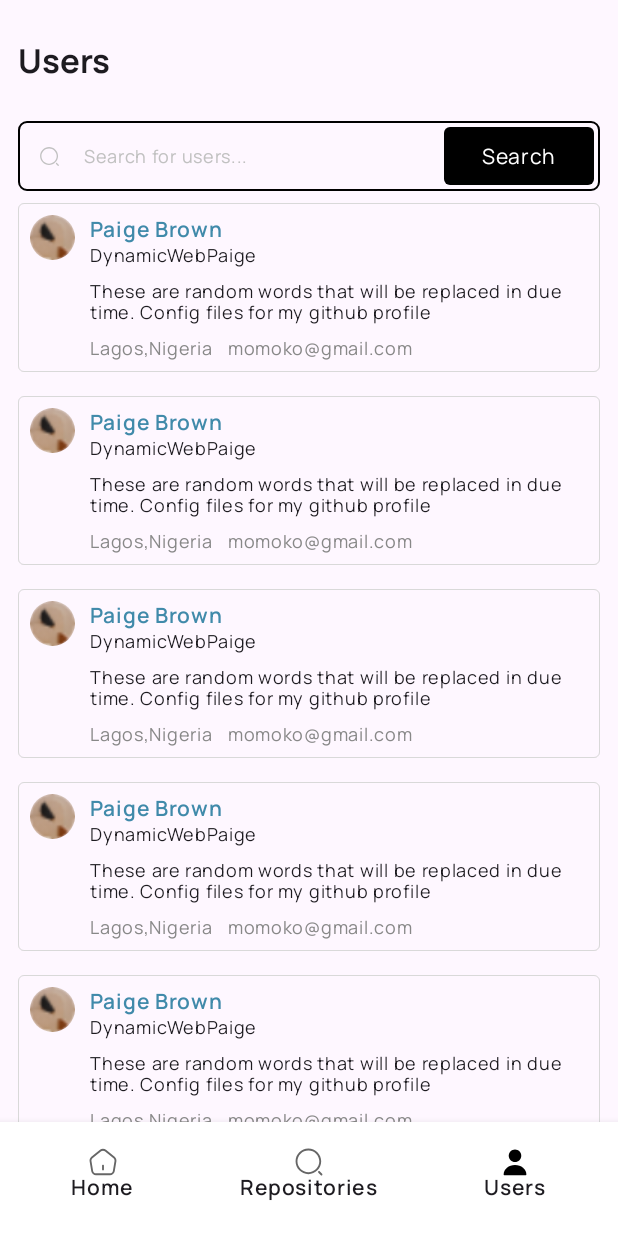
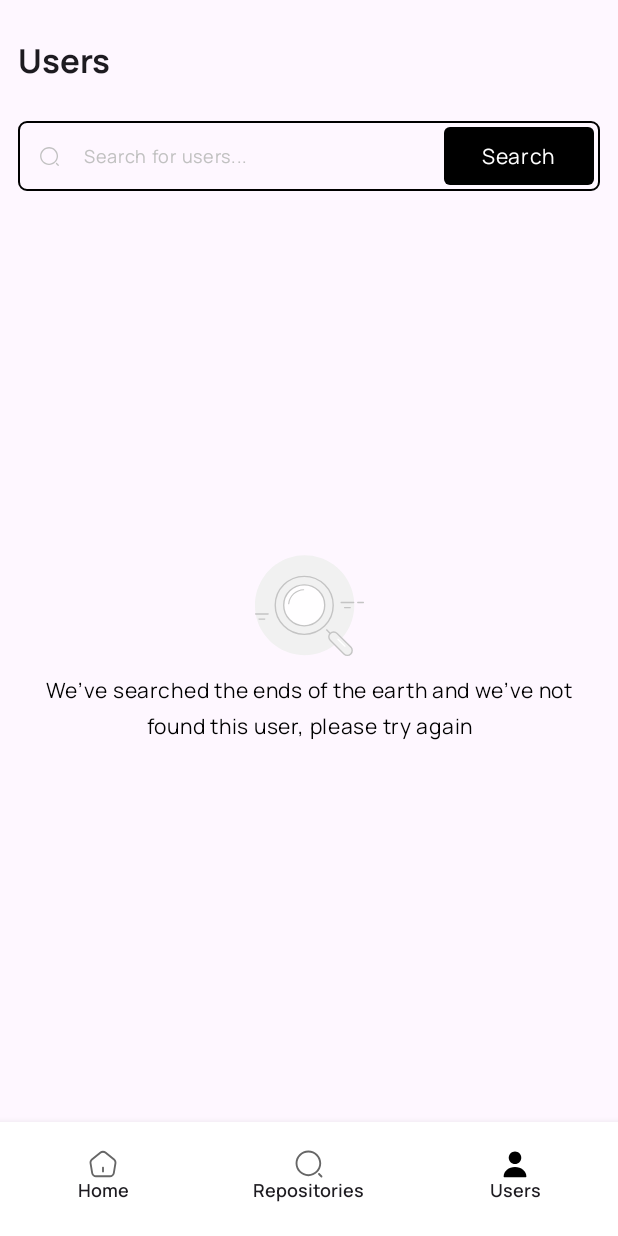
Before and after one commit to Xheghun/RepoLens, an Android app built with Jetpack Compose: the SearchView screen opened through its navigation route, item 3 of the bottom bar chosen, on a phone screen of 412 x 824 dp. Run offline under Robolectric (Android 15) with nearby library versions, the phone set to English and light mode, and no system bars.

Commit message:
Complete UI

```diff
--- a/app/src/main/java/com/xheghun/repolens/presentation/MainActivity.kt
+++ b/app/src/main/java/com/xheghun/repolens/presentation/MainActivity.kt
@@ -87,8 +87,8 @@ class MainActivity : ComponentActivity() {
                                     label = {
                                         Text(
                                             screen.name,
-                                            style = MaterialTheme.typography.labelSmall,
-                                            modifier = Modifier.padding(vertical = 6.dp)
+                                            style = MaterialTheme.typography.titleSmall,
+                                            modifier = Modifier.padding(vertical = 4.dp)
                                         )
                                     })
                             }
--- a/app/src/main/java/com/xheghun/repolens/presentation/user/UserDetails.kt
+++ b/app/src/main/java/com/xheghun/repolens/presentation/user/UserDetails.kt
@@ -3,6 +3,7 @@ package com.xheghun.repolens.presentation.user
 import androidx.compose.foundation.Image
 import androidx.compose.foundation.background
 import androidx.compose.foundation.clickable
+import androidx.compose.foundation.layout.Arrangement
 import androidx.compose.foundation.layout.Box
 import androidx.compose.foundation.layout.Column
 import androidx.compose.foundation.layout.Row
@@ -11,6 +12,7 @@ import androidx.compose.foundation.layout.height
 import androidx.compose.foundation.layout.padding
 import androidx.compose.foundation.layout.size
 import androidx.compose.foundation.layout.width
+import androidx.compose.foundation.lazy.LazyColumn
 import androidx.compose.foundation.shape.CircleShape
 import androidx.compose.foundation.shape.RoundedCornerShape
 import androidx.compose.material.Icon
@@ -21,18 +23,24 @@ import androidx.compose.runtime.Composable
 import androidx.compose.ui.Alignment
 import androidx.compose.ui.Modifier
 import androidx.compose.ui.draw.clip
+import androidx.compose.ui.platform.LocalUriHandler
 import androidx.compose.ui.res.painterResource
+import androidx.compose.ui.text.style.TextAlign
 import androidx.compose.ui.unit.dp
 import androidx.navigation.NavController
 import com.xheghun.repolens.R
 import com.xheghun.repolens.presentation.theme.Black
+import com.xheghun.repolens.presentation.theme.EmptyState
 import com.xheghun.repolens.presentation.theme.Grey
 import com.xheghun.repolens.presentation.theme.GreyLight
 import com.xheghun.repolens.presentation.theme.IconColor
+import com.xheghun.repolens.presentation.widget.RepoItem
 import com.xheghun.repolens.presentation.widget.TextDrawable
 
 @Composable
 fun UserDetails(navController: NavController) {
+    val uriHandler = LocalUriHandler.current
+
     Column(Modifier.padding(12.dp)) {
 
         //NAVIGATION
@@ -86,11 +94,13 @@ fun UserDetails(navController: NavController) {
 
                 Box(Modifier.width(6.dp))
 
-                TextDrawable(text = "https;//www.paige.com") {
-                    Image(
-                        painter = painterResource(id = R.drawable.link),
-                        contentDescription = "website icon"
-                    )
+                Box(Modifier.clickable { uriHandler.openUri("https://www.paige.com") }) {
+                    TextDrawable(text = "https://www.paige.com") {
+                        Image(
+                            painter = painterResource(id = R.drawable.link),
+                            contentDescription = "website icon"
+                        )
+                    }
                 }
             }
 
@@ -141,5 +151,34 @@ fun UserDetails(navController: NavController) {
         }
 
         //REPO LIST
+        if (false) {
+            LazyColumn(Modifier.weight(1f)) {
+                items(12) {
+                    RepoItem()
+                }
+            }
+        }
+
+        //EMPTY STATE
+        if (true) {
+            Column(
+                horizontalAlignment = Alignment.CenterHorizontally,
+                verticalArrangement = Arrangement.Center,
+                modifier = Modifier
+                    .weight(1f)
+                    .fillMaxWidth()
+            ) {
+                Image(
+                    painter = painterResource(id = R.drawable.empty_user_repo),
+                    contentDescription = "empty search state"
+                )
+                androidx.compose.material3.Text(
+                    text = "This user  doesn’t have repositories yet, come back later :-)",
+                    color = Black,
+                    textAlign = TextAlign.Center,
+                    modifier = Modifier.padding(vertical = 10.dp)
+                )
+            }
+        }
     }
 }
--- a/app/src/main/java/com/xheghun/repolens/presentation/user/UserView.kt
+++ b/app/src/main/java/com/xheghun/repolens/presentation/user/UserView.kt
@@ -1,16 +1,24 @@
 package com.xheghun.repolens.presentation.user
 
+import androidx.compose.foundation.Image
+import androidx.compose.foundation.layout.Arrangement
 import androidx.compose.foundation.layout.Column
+import androidx.compose.foundation.layout.fillMaxWidth
 import androidx.compose.foundation.layout.padding
 import androidx.compose.foundation.lazy.LazyColumn
 import androidx.compose.runtime.Composable
+import androidx.compose.ui.Alignment
 import androidx.compose.ui.Modifier
+import androidx.compose.ui.res.painterResource
+import androidx.compose.ui.text.style.TextAlign
 import androidx.compose.ui.unit.dp
 import androidx.lifecycle.compose.collectAsStateWithLifecycle
 import androidx.lifecycle.viewmodel.compose.viewModel
 import androidx.navigation.NavHostController
+import com.xheghun.repolens.R
 import com.xheghun.repolens.presentation.Routes
 import com.xheghun.repolens.presentation.search.SearchViewModel
+import com.xheghun.repolens.presentation.theme.Black
 import com.xheghun.repolens.presentation.widget.PageTitle
 import com.xheghun.repolens.presentation.widget.SearchBar
 import com.xheghun.repolens.presentation.widget.UserItem
@@ -32,9 +40,35 @@ fun UserView(navController: NavHostController) {
                 onSearchPressed = {}
             )
 
-            LazyColumn(Modifier.weight(1f)) {
-                items(12) {
-                    UserItem { navController.navigate(Routes.UserDetails.name) }
+
+            //USER LIST
+            if(false) {
+                LazyColumn(Modifier.weight(1f)) {
+                    items(12) {
+                        UserItem { navController.navigate(Routes.UserDetails.name) }
+                    }
+                }
+            }
+
+            //EMPTY STATE
+            if(true) {
+                Column(
+                    horizontalAlignment = Alignment.CenterHorizontally,
+                    verticalArrangement = Arrangement.Center,
+                    modifier = Modifier
+                        .weight(1f)
+                        .fillMaxWidth()
+                ) {
+                    Image(
+                        painter = painterResource(id = R.drawable.search_prompt),
+                        contentDescription = "empty search state"
+                    )
+                    androidx.compose.material3.Text(
+                        text = "We’ve searched the ends of the earth and we’ve not found this user, please try again",
+                        color = Black,
+                        textAlign = TextAlign.Center,
+                        modifier = Modifier.padding(vertical = 10.dp)
+                    )
                 }
             }
         }
--- a/app/src/main/java/com/xheghun/repolens/presentation/widget/RepoItem.kt
+++ b/app/src/main/java/com/xheghun/repolens/presentation/widget/RepoItem.kt
@@ -100,12 +100,13 @@ fun RepoItem() {
                     Text(
                         it,
                         color = Teal,
-                        style = MaterialTheme.typography.labelSmall.copy(fontSize = 12.sp),
+                        style = MaterialTheme.typography.labelSmall.copy(fontSize = 10.sp),
                         modifier = Modifier
                             .padding(4.dp)
                             .clip(RoundedCornerShape(6.dp))
                             .background(TealTransparent)
-                            .padding(vertical = 6.dp, horizontal = 10.dp)
+                            .padding(vertical = 4.dp)
+                            .padding(end = 8.dp)
                     )
                 }
             }
--- /dev/null
+++ b/app/src/main/res/drawable/empty_user_repo.xml
@@ -0,0 +1,40 @@
+<vector xmlns:android="http://schemas.android.com/apk/res/android"
+    android:width="69dp"
+    android:height="61dp"
+    android:viewportWidth="69"
+    android:viewportHeight="61">
+  <path
+      android:pathData="M37.739,30.476m-28.42,0a28.42,28.42 0,1 1,56.84 0a28.42,28.42 0,1 1,-56.84 0"
+      android:fillColor="#F0F0F0"/>
+  <path
+      android:pathData="M42.155,23.771L68.811,31.293L66.031,60.893L34.141,52.88L42.155,23.771Z"
+      android:fillColor="#D2D2D2"/>
+  <path
+      android:pathData="M68.647,31.13L40.683,23.934C39.32,25.897 35.809,30.966 32.669,35.545C29.53,40.124 24.057,45.739 21.713,47.974L54.42,57.623C55.02,57.296 57.56,54.908 62.924,47.974C68.288,41.04 68.975,33.855 68.647,31.13Z"
+      android:strokeWidth="0.327072"
+      android:fillColor="#F3F3F3"
+      android:strokeColor="#CCCCCC"/>
+  <path
+      android:pathData="M43.136,31.62m-1.308,0a1.308,1.308 0,1 1,2.617 0a1.308,1.308 0,1 1,-2.617 0"
+      android:fillColor="#C4C4C4"/>
+  <path
+      android:pathData="M39.211,38.489m-1.308,0a1.308,1.308 0,1 1,2.617 0a1.308,1.308 0,1 1,-2.617 0"
+      android:fillColor="#C4C4C4"/>
+  <path
+      android:pathData="M35.286,44.703m-1.308,0a1.308,1.308 0,1 1,2.617 0a1.308,1.308 0,1 1,-2.617 0"
+      android:fillColor="#C4C4C4"/>
+  <path
+      android:pathData="M16.85,16.768m-10.742,-5.201a11.934,11.934 70.835,1 1,21.483 10.402a11.934,11.934 70.835,1 1,-21.483 -10.402"
+      android:strokeWidth="0.327072"
+      android:fillColor="#F0F0F0"
+      android:strokeColor="#D2D2D2"/>
+  <path
+      android:pathData="M13.089,20.202l6.541,-0l0,-0.981l-6.541,-0z"
+      android:fillColor="#C4C4C4"/>
+  <path
+      android:pathData="M9.981,14.805m-1.799,0a1.799,1.799 0,1 1,3.598 0a1.799,1.799 0,1 1,-3.598 0"
+      android:fillColor="#C4C4C4"/>
+  <path
+      android:pathData="M22.737,14.805m-1.799,0a1.799,1.799 0,1 1,3.598 0a1.799,1.799 0,1 1,-3.598 0"
+      android:fillColor="#C4C4C4"/>
+</vector>
```
